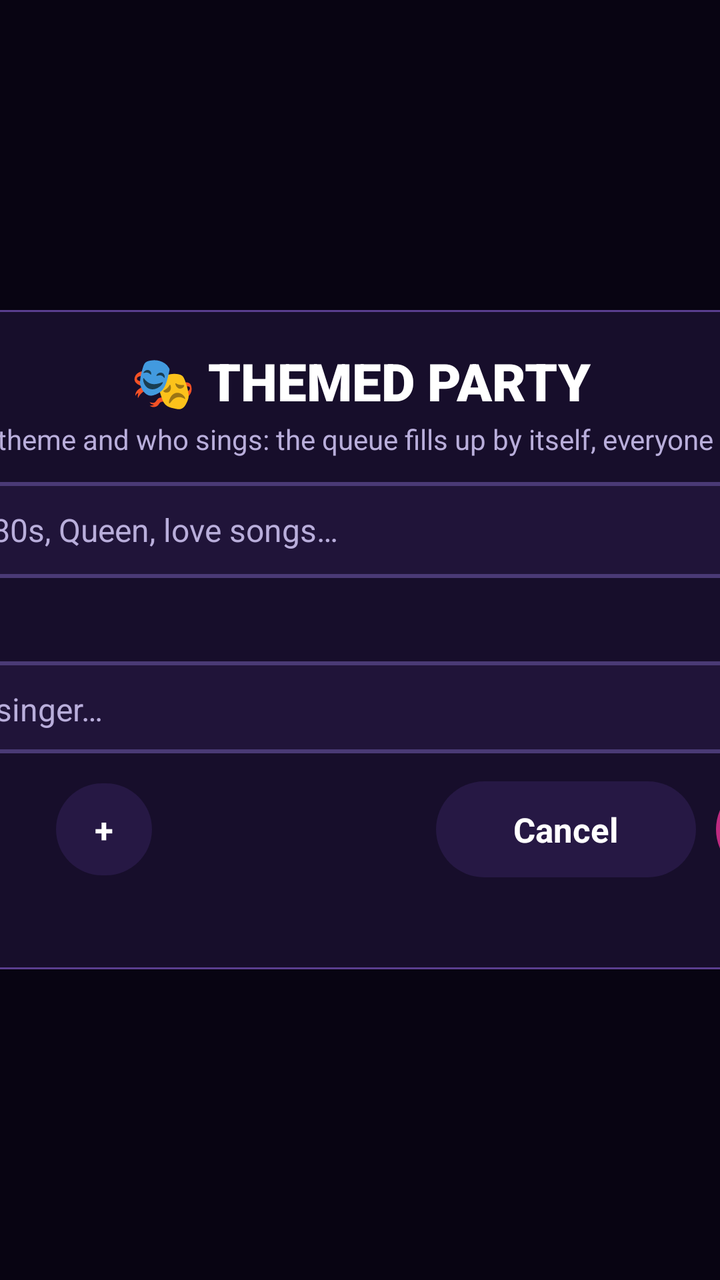
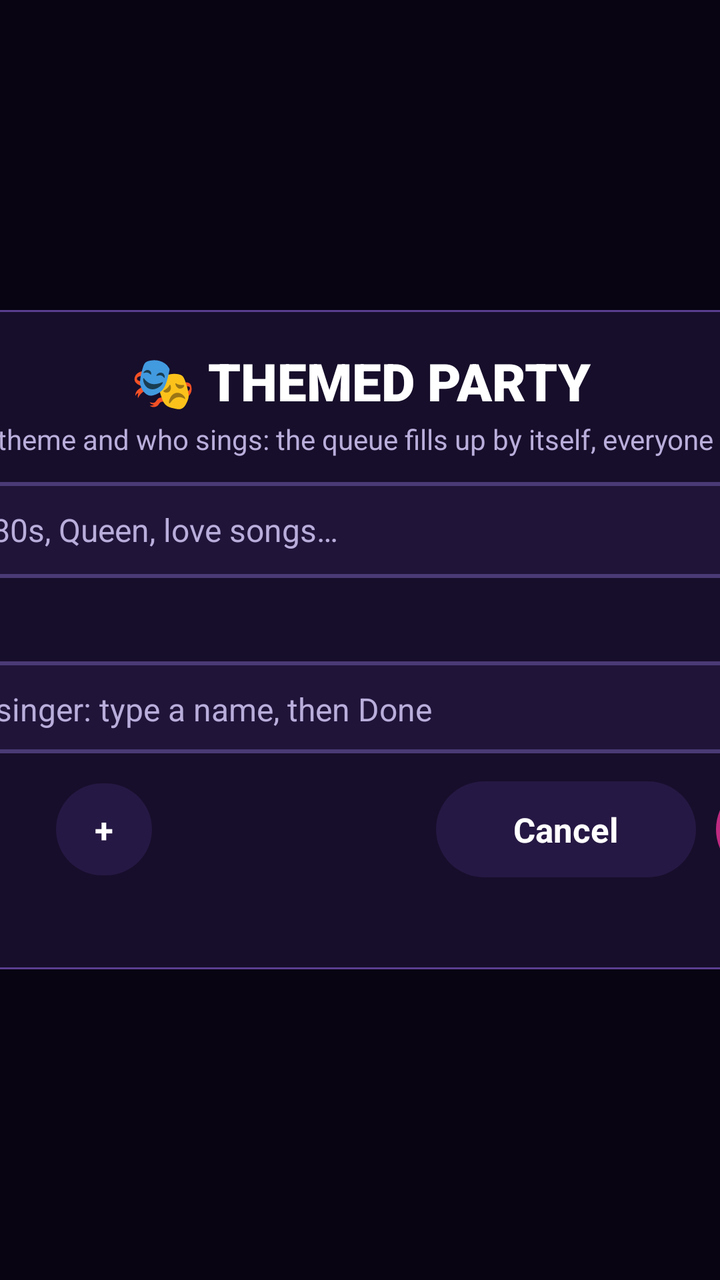

Before-and-after screenshots of an Android layout around one commit, followed by the original layout XML and the change that was made.
<!-- AndroidManifest.xml: application theme Theme.KaraokeTV -->
<!-- res/layout/themed.xml -->
<?xml version="1.0" encoding="utf-8"?>
<FrameLayout xmlns:android="http://schemas.android.com/apk/res/android"
    android:layout_width="match_parent"
    android:layout_height="match_parent"
    android:background="@color/scrim"
    android:clickable="true">

    <LinearLayout
        android:layout_width="760dp"
        android:layout_height="wrap_content"
        android:layout_gravity="center"
        android:background="@drawable/panel_bg"
        android:orientation="vertical"
        android:paddingStart="28dp"
        android:paddingTop="18dp"
        android:paddingEnd="28dp"
        android:paddingBottom="18dp">

        <TextView
            android:layout_width="match_parent"
            android:layout_height="wrap_content"
            android:fontFamily="sans-serif-black"
            android:gravity="center"
            android:text="🎭 THEMED PARTY"
            android:textColor="#FFFFFF"
            android:textSize="26sp" />

        <TextView
            android:layout_width="match_parent"
            android:layout_height="wrap_content"
            android:layout_marginTop="2dp"
            android:gravity="center"
            android:text="Pick a theme and who sings: the queue fills up by itself, everyone in turn."
            android:textColor="@color/text_dim"
            android:textSize="14sp" />

        
        <LinearLayout
            android:layout_width="match_parent"
            android:layout_height="wrap_content"
            android:layout_marginTop="12dp"
            android:gravity="center_vertical"
            android:orientation="horizontal">

            <TextView
                style="@style/PickerSection"
                android:text="THEME" />

            <EditText
                android:id="@+id/themeInput"
                android:layout_width="0dp"
                android:layout_height="48dp"
                android:layout_weight="1"
                android:background="@drawable/field_bg"
                android:hint="Disney, 80s, Queen, love songs…"
                android:imeOptions="actionDone|flagNoExtractUi"
                android:importantForAutofill="no"
                android:inputType="text"
                android:maxLength="40"
                android:maxLines="1"
                android:paddingStart="18dp"
                android:paddingEnd="18dp"
                android:textColor="@color/text_main"
                android:textSize="16sp" />

            <TextView
                android:id="@+id/themeVoice"
                style="@style/IconButton"
                android:layout_marginStart="8dp"
                android:contentDescription="Say a theme"
                android:text="🎙" />
        </LinearLayout>

        <HorizontalScrollView
            android:layout_width="match_parent"
            android:layout_height="wrap_content"
            android:layout_marginTop="6dp"
            android:paddingStart="96dp"
            android:scrollbars="none">

            <LinearLayout
                android:id="@+id/themeIdeas"
                android:layout_width="wrap_content"
                android:layout_height="wrap_content"
                android:orientation="horizontal" />
        </HorizontalScrollView>

        
        <LinearLayout
            android:layout_width="match_parent"
            android:layout_height="wrap_content"
            android:layout_marginTop="12dp"
            android:gravity="center_vertical"
            android:orientation="horizontal">

            <TextView
                style="@style/PickerSection"
                android:text="SINGERS" />

            <HorizontalScrollView
                android:layout_width="0dp"
                android:layout_height="wrap_content"
                android:layout_weight="1"
                android:scrollbars="none">

                <LinearLayout
                    android:id="@+id/themeSingers"
                    android:layout_width="wrap_content"
                    android:layout_height="wrap_content"
                    android:orientation="horizontal" />
            </HorizontalScrollView>
        </LinearLayout>

        <LinearLayout
            android:layout_width="match_parent"
            android:layout_height="wrap_content"
            android:layout_marginTop="6dp"
            android:gravity="center_vertical"
            android:orientation="horizontal"
            android:paddingStart="96dp">

            <EditText
                android:id="@+id/themeNewSinger"
                android:layout_width="0dp"
                android:layout_height="46dp"
                android:layout_weight="1"
                android:background="@drawable/field_bg"
                android:hint="＋ New singer…"
                android:imeOptions="actionDone|flagNoExtractUi"
                android:importantForAutofill="no"
                android:inputType="textPersonName|textCapWords"
                android:maxLength="20"
                android:maxLines="1"
                android:paddingStart="18dp"
                android:paddingEnd="18dp"
                android:textColor="@color/text_main"
                android:textSize="16sp" />

            <TextView
                android:id="@+id/themeAddSinger"
                style="@style/TvButton"
                android:layout_height="46dp"
                android:layout_marginStart="10dp"
                android:minWidth="0dp"
                android:text="＋ Add" />
        </LinearLayout>

        
        <LinearLayout
            android:layout_width="match_parent"
            android:layout_height="wrap_content"
            android:layout_marginTop="14dp"
            android:gravity="center_vertical"
            android:orientation="horizontal">

            <TextView
                style="@style/PickerSection"
                android:text="SONGS" />

            <TextView
                android:id="@+id/themeLess"
                style="@style/TvButton"
                android:layout_width="48dp"
                android:layout_height="46dp"
                android:minWidth="0dp"
                android:paddingStart="0dp"
                android:paddingEnd="0dp"
                android:contentDescription="Fewer songs"
                android:text="−" />

            <TextView
                android:id="@+id/themeCount"
                android:layout_width="56dp"
                android:layout_height="wrap_content"
                android:fontFamily="sans-serif-black"
                android:gravity="center"
                android:textColor="@color/gold"
                android:textSize="22sp" />

            <TextView
                android:id="@+id/themeMore"
                style="@style/TvButton"
                android:layout_width="48dp"
                android:layout_height="46dp"
                android:minWidth="0dp"
                android:paddingStart="0dp"
                android:paddingEnd="0dp"
                android:contentDescription="More songs"
                android:text="+" />

            <View
                android:layout_width="0dp"
                android:layout_height="1dp"
                android:layout_weight="1" />

            <TextView
                android:id="@+id/themeCancel"
                style="@style/TvButton"
                android:layout_height="48dp"
                android:text="Cancel" />

            <TextView
                android:id="@+id/themeGo"
                style="@style/TvButton.Primary"
                android:layout_height="48dp"
                android:layout_marginStart="10dp"
                android:text="🎭 Fill the queue" />
        </LinearLayout>

        <TextView
            android:id="@+id/themeStatus"
            android:layout_width="match_parent"
            android:layout_height="wrap_content"
            android:layout_marginTop="8dp"
            android:accessibilityLiveRegion="polite"
            android:gravity="center"
            android:minHeight="20dp"
            android:textColor="@color/text_dim"
            android:textSize="14sp" />
    </LinearLayout>
</FrameLayout>
<!-- resources referenced by this layout -->
<resources>
  <color name="gold">#FFD23F</color>
  <color name="scrim">#D9080412</color>
  <color name="text_dim">#B9AEDB</color>
  <color name="text_main">#FFFFFF</color>
  <!-- drawable field_bg (drawable) -->
  <?xml version="1.0" encoding="utf-8"?>
  <selector xmlns:android="http://schemas.android.com/apk/res/android"
      android:enterFadeDuration="120"
      android:exitFadeDuration="160">
      <item android:state_focused="true">
          <shape>
              <solid android:color="#2A1B4A" />
              <stroke android:width="3dp" android:color="@color/neon_cyan" />
              <corners android:radius="26dp" />
          </shape>
      </item>
      <item>
          <shape>
              <solid android:color="#CC22163D" />
              <stroke android:width="2dp" android:color="#4A3A75" />
              <corners android:radius="26dp" />
          </shape>
      </item>
  </selector>
  <!-- drawable panel_bg (drawable) -->
  <?xml version="1.0" encoding="utf-8"?>
  <shape xmlns:android="http://schemas.android.com/apk/res/android">
      <solid android:color="#D91A1030" />
      <stroke android:width="1dp" android:color="#5A3E8F" />
      <corners android:radius="18dp" />
  </shape>
  <style name="IconButton">
          <item name="android:layout_width">48dp</item>
          <item name="android:layout_height">48dp</item>
          <item name="android:gravity">center</item>
          <item name="android:background">@drawable/chip_bg</item>
          <item name="android:focusable">true</item>
          <item name="android:clickable">true</item>
          <item name="android:textColor">@color/text_main</item>
          <item name="android:textSize">20sp</item>
          <item name="android:stateListAnimator">@animator/focus_lift</item>
      </style>
  <style name="PickerSection">
          <item name="android:layout_width">96dp</item>
          <item name="android:layout_height">wrap_content</item>
          <item name="android:letterSpacing">0.2</item>
          <item name="android:textColor">@color/neon_cyan</item>
          <item name="android:textSize">13sp</item>
          <item name="android:textStyle">bold</item>
      </style>
  <style name="TvButton.Primary">
          <item name="android:background">@drawable/btn_primary</item>
      </style>
  <style name="Theme.KaraokeTV" parent="android:Theme.Material.NoActionBar.Fullscreen">
          <item name="android:windowBackground">@color/bg_deep</item>
          <item name="android:colorAccent">@color/neon_pink</item>
          <item name="android:textColorPrimary">@color/text_main</item>
          <item name="android:textColor">@color/text_main</item>
          <item name="android:textColorHint">@color/text_dim</item>
          <item name="android:windowAnimationStyle">@null</item>
      </style>
  <color name="neon_cyan">#2EE6FF</color>
  <!-- drawable btn_primary (drawable) -->
  <?xml version="1.0" encoding="utf-8"?>
  <selector xmlns:android="http://schemas.android.com/apk/res/android"
      android:enterFadeDuration="120"
      android:exitFadeDuration="160">
      <item android:state_focused="true">
          <shape>
              <gradient android:angle="0" android:startColor="#FF5DB8" android:endColor="#9B5CFF" />
              <stroke android:width="3dp" android:color="#FFFFFF" />
              <corners android:radius="26dp" />
          </shape>
      </item>
      <item>
          <shape>
              <gradient android:angle="0" android:startColor="#C02A80" android:endColor="#6A3AB8" />
              <corners android:radius="26dp" />
          </shape>
      </item>
  </selector>
  <color name="bg_deep">#0B0614</color>
  <color name="neon_pink">#FF3DA5</color>
  <!-- unchanged entries left out for length: 2 -->
</resources>

<!-- the commit's change to res/layout/themed.xml (unified diff, before → after) -->
@@ -125,7 +125,7 @@
                 android:layout_height="46dp"
                 android:layout_weight="1"
                 android:background="@drawable/field_bg"
-                android:hint="＋ New singer…"
+                android:hint="＋ New singer: type a name, then Done"
                 android:imeOptions="actionDone|flagNoExtractUi"
                 android:importantForAutofill="no"
                 android:inputType="textPersonName|textCapWords"
@@ -135,14 +135,6 @@
                 android:paddingEnd="18dp"
                 android:textColor="@color/text_main"
                 android:textSize="16sp" />
-
-            <TextView
-                android:id="@+id/themeAddSinger"
-                style="@style/TvButton"
-                android:layout_height="46dp"
-                android:layout_marginStart="10dp"
-                android:minWidth="0dp"
-                android:text="＋ Add" />
         </LinearLayout>
 
         
